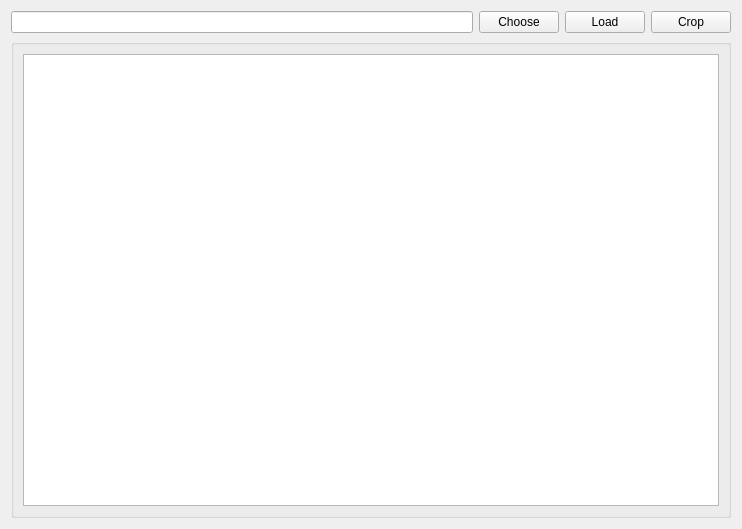
First picture: the form in imagecropwindow.ui, repository 0mniCrow/SmartGraph, before the edit.
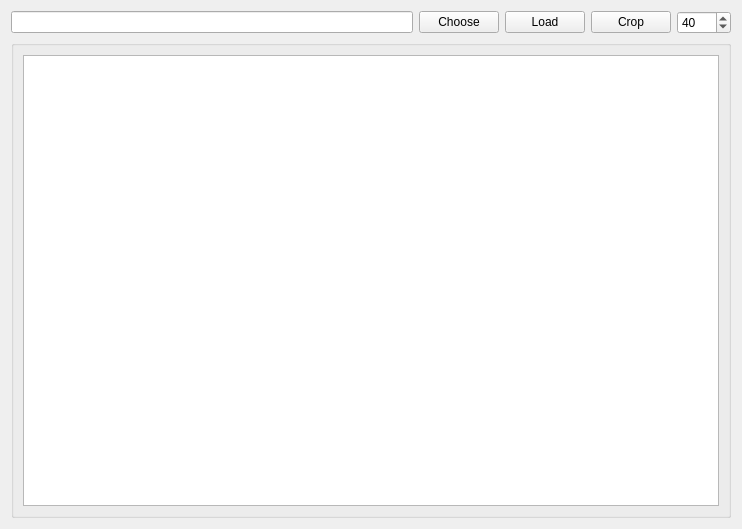
Second picture: the form after the edit.

Commit message: Add size-changing box for non-direct size changing.

Patch:
```diff
--- a/imagecropwindow.ui
+++ b/imagecropwindow.ui
@@ -40,6 +40,19 @@
        </property>
       </widget>
      </item>
+     <item>
+      <widget class="QSpinBox" name="spinBox_radius">
+       <property name="minimum">
+        <number>10</number>
+       </property>
+       <property name="maximum">
+        <number>1000</number>
+       </property>
+       <property name="value">
+        <number>40</number>
+       </property>
+      </widget>
+     </item>
     </layout>
    </item>
    <item>
```
The commit also changes 2 other files.
